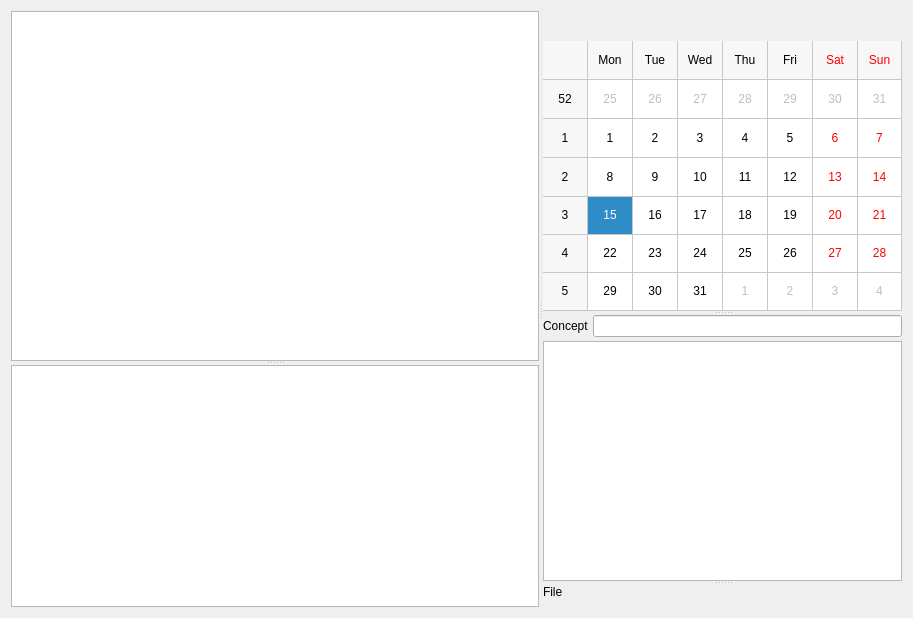
This is module/Ui_Diary.ui in Holence/DongliTeahouseStudio2 as Qt 5 draws it before an edit. The edited form follows.
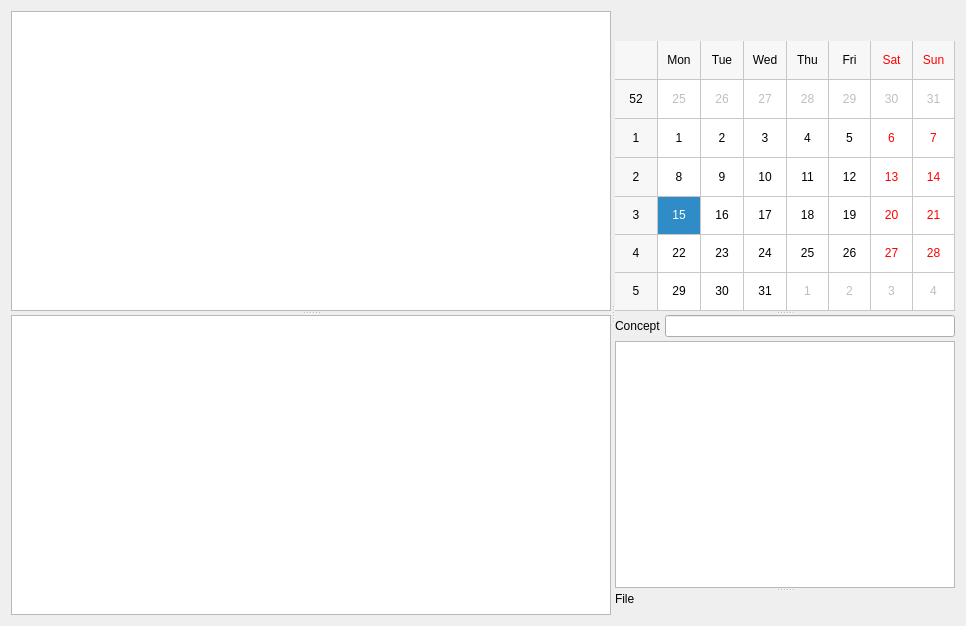
This is the edited form. Custom widgets are drawn as their Qt base class.

Diff of the .ui file:
```diff
--- a/module/Ui_Diary.ui
+++ b/module/Ui_Diary.ui
@@ -6,8 +6,8 @@
    <rect>
     <x>0</x>
     <y>0</y>
-    <width>913</width>
-    <height>618</height>
+    <width>963</width>
+    <height>626</height>
    </rect>
   </property>
   <property name="windowTitle">
@@ -51,16 +51,16 @@
           <widget class="TextList" name="textList">
            <property name="minimumSize">
             <size>
-             <width>500</width>
-             <height>350</height>
+             <width>600</width>
+             <height>300</height>
             </size>
            </property>
           </widget>
           <widget class="DTPlainTextEdit" name="textEdit">
            <property name="minimumSize">
             <size>
-             <width>500</width>
-             <height>150</height>
+             <width>600</width>
+             <height>180</height>
             </size>
            </property>
           </widget>
```
Left out of the diff: 14 changed lines with no effect on the pictures.
